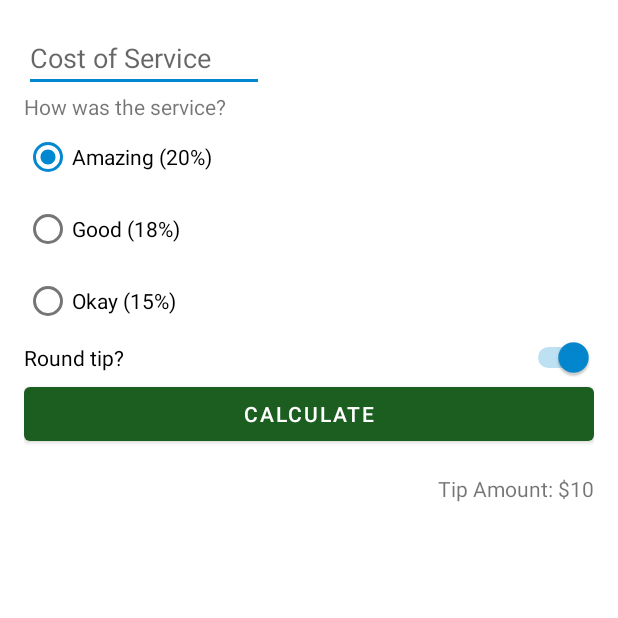
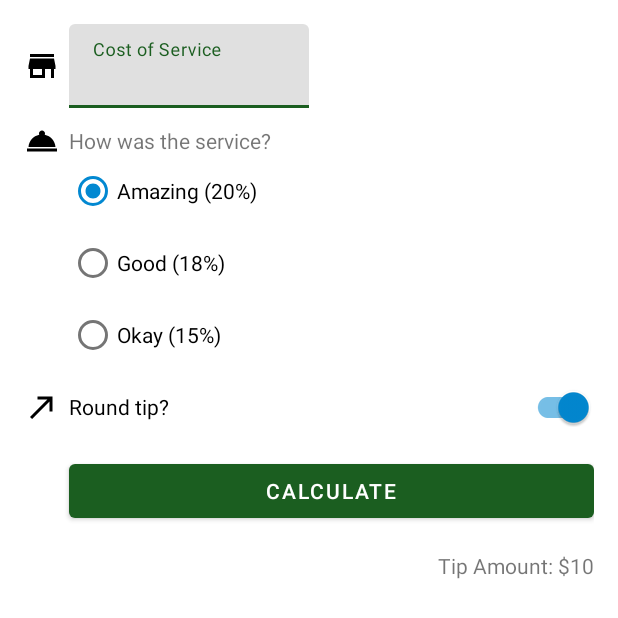
Before and after one commit to besmax/TipTime, an Android app: the layout activity_main.xml on its own in the app's theme, with its tools: preview values and no code run, on a phone screen of 412 x 824 dp. Shown: the top 618 px of the screen. Run offline under Robolectric (Android 15) with nearby library versions, the phone set to English and light mode, and no system bars.

Commit message:
material components were added to layout

```diff
--- a/app/build.gradle
+++ b/app/build.gradle
@@ -13,6 +13,7 @@ android {
         targetSdk 33
         versionCode 1
         versionName "1.0"
+        vectorDrawables.useSupportLibrary = true
 
         testInstrumentationRunner "androidx.test.runner.AndroidJUnitRunner"
     }
--- a/app/src/main/java/bes/max/tiptime/MainActivity.kt
+++ b/app/src/main/java/bes/max/tiptime/MainActivity.kt
@@ -18,7 +18,7 @@ class MainActivity : AppCompatActivity() {
     }
 
     private fun calculateTip() {
-        val stringInTheTextField = binding.costOfService.text.toString()
+        val stringInTheTextField = binding.costOfServiceEditText.text.toString()
         val cost = stringInTheTextField.toDoubleOrNull()
         if (cost == null || cost == 0.0) {
             displayTip(0.0)
--- /dev/null
+++ b/app/src/main/res/drawable/ic_round_up.xml
@@ -0,0 +1,5 @@
+<vector android:autoMirrored="true" android:height="24dp"
+    android:tint="#000000" android:viewportHeight="24"
+    android:viewportWidth="24" android:width="24dp" xmlns:android="http://schemas.android.com/apk/res/android">
+    <path android:fillColor="@android:color/white" android:pathData="M9,5v2h6.59L4,18.59 5.41,20 17,8.41V15h2V5z"/>
+</vector>
--- /dev/null
+++ b/app/src/main/res/drawable/ic_service.xml
@@ -0,0 +1,5 @@
+<vector android:height="24dp" android:tint="#000000"
+    android:viewportHeight="24" android:viewportWidth="24"
+    android:width="24dp" xmlns:android="http://schemas.android.com/apk/res/android">
+    <path android:fillColor="@android:color/white" android:pathData="M2,17h20v2L2,19zM13.84,7.79c0.1,-0.24 0.16,-0.51 0.16,-0.79 0,-1.1 -0.9,-2 -2,-2s-2,0.9 -2,2c0,0.28 0.06,0.55 0.16,0.79C6.25,8.6 3.27,11.93 3,16h18c-0.27,-4.07 -3.25,-7.4 -7.16,-8.21z"/>
+</vector>
--- /dev/null
+++ b/app/src/main/res/drawable/ic_store.xml
@@ -0,0 +1,5 @@
+<vector android:height="24dp" android:tint="#000000"
+    android:viewportHeight="24" android:viewportWidth="24"
+    android:width="24dp" xmlns:android="http://schemas.android.com/apk/res/android">
+    <path android:fillColor="@android:color/white" android:pathData="M20,4L4,4v2h16L20,4zM21,14v-2l-1,-5L4,7l-1,5v2h1v6h10v-6h4v6h2v-6h1zM12,18L6,18v-4h6v4z"/>
+</vector>
--- a/app/src/main/res/layout/activity_main.xml
+++ b/app/src/main/res/layout/activity_main.xml
@@ -1,5 +1,6 @@
 <?xml version="1.0" encoding="utf-8"?>
-<androidx.constraintlayout.widget.ConstraintLayout xmlns:android="http://schemas.android.com/apk/res/android"
+<androidx.constraintlayout.widget.ConstraintLayout
+    xmlns:android="http://schemas.android.com/apk/res/android"
     xmlns:app="http://schemas.android.com/apk/res-auto"
     xmlns:tools="http://schemas.android.com/tools"
     android:layout_width="match_parent"
@@ -8,20 +9,55 @@
     tools:context=".MainActivity"
     >
 
-    <EditText
+    <ImageView
+        android:id="@+id/icon_cost_of_service"
+        android:layout_width="wrap_content"
+        android:layout_height="wrap_content"
+        android:importantForAccessibility="no"
+        app:layout_constraintStart_toStartOf="parent"
+        app:layout_constraintBottom_toBottomOf="@+id/cost_of_service"
+        app:layout_constraintTop_toTopOf="@+id/cost_of_service"
+        app:srcCompat="@drawable/ic_store"
+        />
+
+    <com.google.android.material.textfield.TextInputLayout
         android:id="@+id/cost_of_service"
         android:layout_width="160dp"
         android:layout_height="wrap_content"
-        android:hint="@string/cost_of_service"
-        android:inputType="numberDecimal"
+        android:layout_marginStart="30dp"
+        app:layout_constraintStart_toEndOf="@id/icon_cost_of_service"
         app:layout_constraintStart_toStartOf="parent"
         app:layout_constraintTop_toTopOf="parent"
+        android:hint="@string/cost_of_service">
+
+
+        <com.google.android.material.textfield.TextInputEditText
+            android:id="@+id/cost_of_service_edit_text"
+            android:layout_width="match_parent"
+            android:layout_height="wrap_content"
+            android:inputType="numberDecimal"
+            app:layout_constraintStart_toEndOf="@id/cost_of_service"
+            />
+
+    </com.google.android.material.textfield.TextInputLayout>
+
+    <ImageView
+        android:id="@+id/icon_service_question"
+        android:layout_width="wrap_content"
+        android:layout_height="wrap_content"
+        android:importantForAccessibility="no"
+        app:layout_constraintBottom_toBottomOf="@+id/service_question"
+        app:layout_constraintStart_toStartOf="parent"
+        app:layout_constraintTop_toTopOf="@+id/service_question"
+        app:srcCompat="@drawable/ic_service"
         />
 
     <TextView
         android:id="@+id/service_question"
         android:layout_width="match_parent"
         android:layout_height="wrap_content"
+        android:layout_marginStart="30dp"
+        android:layout_marginTop="12dp"
         android:text="@string/how_was_the_service"
         app:layout_constraintStart_toStartOf="parent"
         app:layout_constraintTop_toBottomOf="@id/cost_of_service"
@@ -33,7 +69,7 @@
         android:layout_height="wrap_content"
         android:checkedButton="@id/option_twenty_percent"
         android:orientation="vertical"
-        app:layout_constraintStart_toStartOf="parent"
+        app:layout_constraintStart_toStartOf="@+id/service_question"
         app:layout_constraintTop_toBottomOf="@id/service_question"
         >
 
@@ -59,12 +95,24 @@
             />
     </RadioGroup>
 
-    <Switch
+    <ImageView
+        android:id="@+id/icon_round_up"
+        android:layout_width="wrap_content"
+        android:layout_height="wrap_content"
+        android:importantForAccessibility="no"
+        app:layout_constraintBottom_toBottomOf="@+id/round_up_switch"
+        app:layout_constraintStart_toStartOf="parent"
+        app:layout_constraintTop_toTopOf="@+id/round_up_switch"
+        app:srcCompat="@drawable/ic_round_up"
+        />
+
+    <com.google.android.material.switchmaterial.SwitchMaterial
         android:id="@+id/round_up_switch"
         android:layout_width="0dp"
         android:layout_height="wrap_content"
         android:checked="true"
         android:text="@string/round_tip"
+        app:layout_constraintStart_toEndOf="@+id/icon_round_up"
         app:layout_constraintEnd_toEndOf="parent"
         app:layout_constraintStart_toStartOf="@id/tip_options"
         app:layout_constraintTop_toBottomOf="@id/tip_options"
@@ -74,9 +122,10 @@
         android:id="@+id/calculate_button"
         android:layout_width="0dp"
         android:layout_height="wrap_content"
+        android:layout_marginTop="8dp"
         android:text="@string/calculate"
         app:layout_constraintEnd_toEndOf="parent"
-        app:layout_constraintStart_toStartOf="parent"
+        app:layout_constraintStart_toStartOf="@+id/round_up_switch"
         app:layout_constraintTop_toBottomOf="@id/round_up_switch"
         />
 
```
